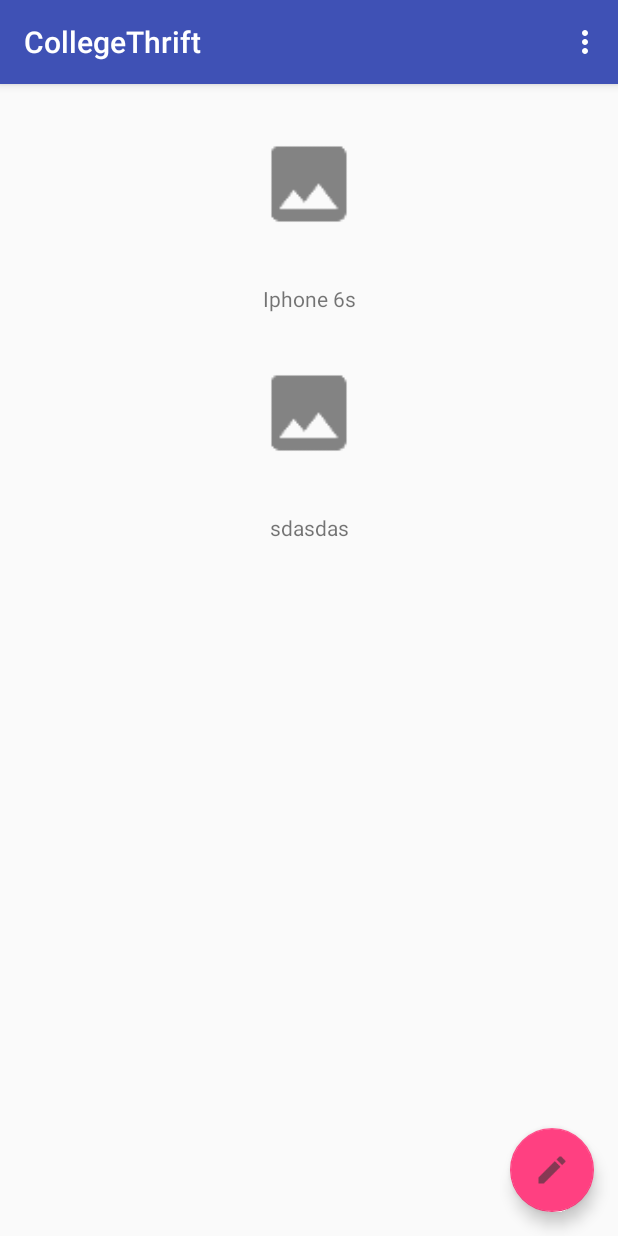
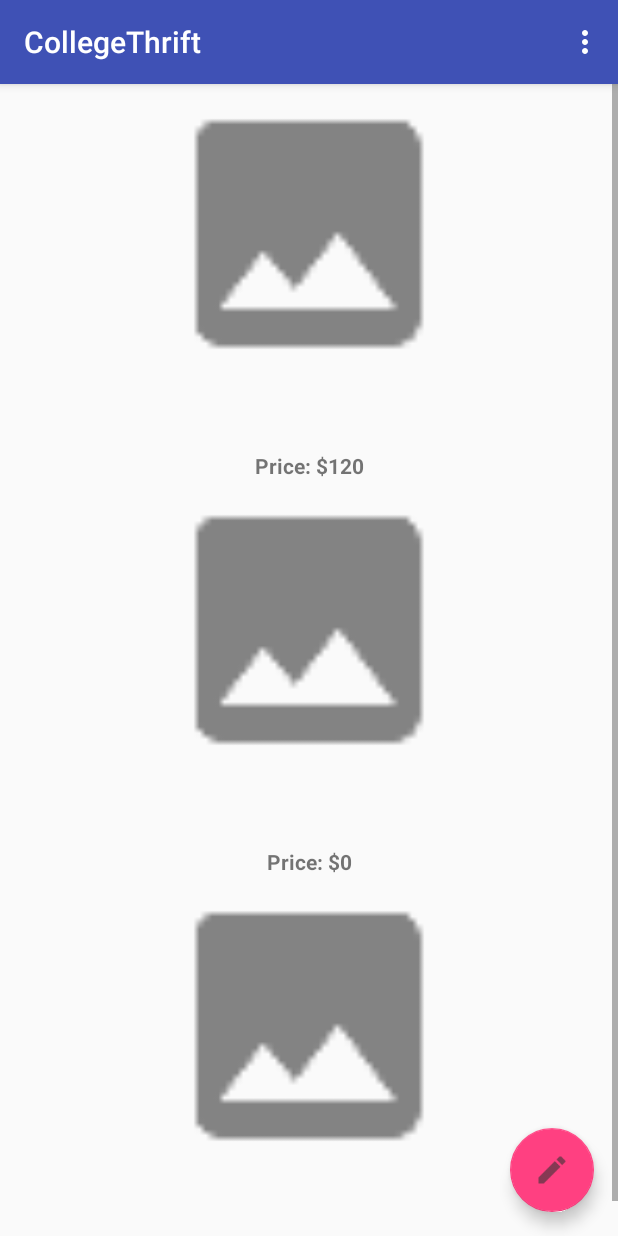
Before and after one commit to Kalyanranjan/CollegeThrift, an Android app: the ViewListingsActivityFragment screen opened directly, with no data from a screen before it, on a phone screen of 412 x 824 dp. Run offline under Robolectric (Android 15) with nearby library versions, the phone set to English and light mode, and no system bars; our stand-ins replace Firebase (no records; nobody signed in at launch, a user with empty details on screens opened directly).

Commit message:
Refine Listing Model and Adapter

```diff
--- a/code/CollegeThrift/app/src/main/java/com/krparajuli/collegethrift/Activity/ViewListingsActivityFragment.java
+++ b/code/CollegeThrift/app/src/main/java/com/krparajuli/collegethrift/Activity/ViewListingsActivityFragment.java
@@ -124,9 +124,18 @@ public class ViewListingsActivityFragment extends Fragment {
                 "0",
                 "asdasdasd");
         dataSet.add(tm);
+
+
+        Listing sm = new Listing(
+                "Monitor",
+                "Third Listing",
+                true,
+                false,
+                false,
+                "40",
+                "ME2"
+        );
+        dataSet.add(sm);
     }
 
-    public void getListings() {
-
-    }
 }
--- a/code/CollegeThrift/app/src/main/java/com/krparajuli/collegethrift/Model/ListingsAdapter.java
+++ b/code/CollegeThrift/app/src/main/java/com/krparajuli/collegethrift/Model/ListingsAdapter.java
@@ -13,6 +13,8 @@ import android.widget.TextView;
 
 import com.krparajuli.collegethrift.Model.Listing;
 import com.krparajuli.collegethrift.R;
+
+import org.w3c.dom.Text;
 
 import java.util.ArrayList;
 
@@ -30,6 +32,10 @@ public class ListingsAdapter extends ArrayAdapter<Listing> implements View.OnCli
     private static class ViewHolder {
         ImageView listingThumbnail;
         TextView listingTitle;
+        TextView listingSale;
+        TextView listingTrade;
+        TextView listingGiveaway;
+        TextView listingPrice;
     }
 
     public ListingsAdapter(ArrayList<Listing> data, Context context) {
@@ -62,6 +68,10 @@ public class ListingsAdapter extends ArrayAdapter<Listing> implements View.OnCli
             convertView = inflater.inflate(R.layout.listing_item, parent, false);
 
             viewHolder.listingTitle = (TextView) convertView.findViewById(R.id.vlw_title);
+            viewHolder.listingSale = (TextView) convertView.findViewById(R.id.vlw_sale);
+            viewHolder.listingTrade = (TextView) convertView.findViewById(R.id.vlw_trade);
+            viewHolder.listingGiveaway = (TextView) convertView.findViewById(R.id.vlw_giveaway);
+            viewHolder.listingPrice = (TextView) convertView.findViewById(R.id.vlw_price);
 
             result = convertView;
             convertView.setTag(viewHolder);
@@ -75,6 +85,10 @@ public class ListingsAdapter extends ArrayAdapter<Listing> implements View.OnCli
         lastPosition = position;
 
         viewHolder.listingTitle.setText(listing.getTitle());
+//        viewHolder.listingSale.setText(listing.isSale() ? "Sale" :"");
+        viewHolder.listingTrade.setText(listing.isTrade() ? "Trade" : "");
+        viewHolder.listingGiveaway.setText(listing.isGiveaway() ? "Giveaway" : "");
+        viewHolder.listingPrice.setText("Price: $" + listing.getPrice());
         return convertView;
     }
 }
--- a/code/CollegeThrift/app/src/main/res/layout/activity_sign_up.xml
+++ b/code/CollegeThrift/app/src/main/res/layout/activity_sign_up.xml
@@ -105,14 +105,14 @@
                 android:text="Sign Up / Register"
                 android:textStyle="bold" />
 
-            <Button
-                android:id="@+id/su_sign_in_button"
-                style="?android:textAppearanceSmall"
-                android:layout_width="match_parent"
-                android:layout_height="wrap_content"
-                android:layout_marginTop="16dp"
-                android:text="Sign In"
-                android:textStyle="bold" />
+            <!--<Button-->
+                <!--android:id="@+id/su_sign_in_button"-->
+                <!--style="?android:textAppearanceSmall"-->
+                <!--android:layout_width="match_parent"-->
+                <!--android:layout_height="wrap_content"-->
+                <!--android:layout_marginTop="16dp"-->
+                <!--android:text="Sign In"-->
+                <!--android:textStyle="bold" />-->
 
         </LinearLayout>
     </ScrollView>
--- a/code/CollegeThrift/app/src/main/res/layout/listing_item.xml
+++ b/code/CollegeThrift/app/src/main/res/layout/listing_item.xml
@@ -2,15 +2,19 @@
 <android.support.constraint.ConstraintLayout xmlns:android="http://schemas.android.com/apk/res/android"
     xmlns:app="http://schemas.android.com/apk/res-auto"
     xmlns:tools="http://schemas.android.com/tools"
-    android:layout_width="wrap_content"
+    android:layout_width="500px"
     android:layout_height="wrap_content"
+
+    android:layout_margin="10dp"
+    android:layout_marginBottom="20dp"
     tools:context="com.krparajuli.collegethrift.Activity.CreateListingsActivity">
+    <!--android:background="@color/listing_background"-->
 
 
     <ImageView
         android:id="@+id/vlw_image"
-        android:layout_width="100px"
-        android:layout_height="200px"
+        android:layout_width="300px"
+        android:layout_height="300px"
 
         android:src="@drawable/ic_image"
 
@@ -19,13 +23,70 @@
         app:layout_constraintEnd_toEndOf="parent"
         app:layout_constraintStart_toStartOf="parent" />
 
+
     <TextView
         android:id="@+id/vlw_title"
         android:layout_width="wrap_content"
         android:layout_height="wrap_content"
 
-        android:text="DUMMY TEXT"
-        app:layout_constraintLeft_toLeftOf="parent"
-        app:layout_constraintRight_toRightOf="parent"
+        android:text="Microsoft Surface"
+        android:textAlignment="center"
+        android:textSize="15dp"
+
+        android:textStyle="bold"
+        app:layout_constraintLeft_toRightOf="parent"
+        app:layout_constraintRight_toLeftOf="parent"
         app:layout_constraintTop_toBottomOf="@+id/vlw_image" />
+
+    <LinearLayout
+        android:id="@+id/vlw_stglayout"
+        android:layout_width="wrap_content"
+        android:layout_height="wrap_content"
+        android:layout_marginRight="16dp"
+        android:orientation="horizontal"
+        app:layout_constraintRight_toLeftOf="parent"
+        app:layout_constraintLeft_toRightOf="parent"
+        app:layout_constraintTop_toBottomOf="@+id/vlw_title"
+
+        tools:layout_editor_absoluteX="109dp"
+        tools:layout_editor_absoluteY="134dp">
+
+        <TextView
+            android:id="@+id/vlw_sale"
+            android:layout_width="wrap_content"
+            android:layout_height="wrap_content"
+            android:padding="2dp"
+
+            android:text="Sale" />
+
+
+        <TextView
+            android:id="@+id/vlw_trade"
+            android:layout_width="wrap_content"
+            android:layout_height="wrap_content"
+            android:padding="1dp"
+
+            android:text="Trade" />
+
+        <TextView
+            android:id="@+id/vlw_giveaway"
+            android:layout_width="wrap_content"
+            android:layout_height="wrap_content"
+            android:padding="1dp"
+
+            android:text="Giveaway" />
+    </LinearLayout>
+
+    <TextView
+        android:id="@+id/vlw_price"
+        android:layout_width="match_parent"
+        android:layout_height="wrap_content"
+
+        android:text="Price: N/A"
+        android:textAlignment="center"
+
+        android:textStyle="bold"
+        app:layout_constraintLeft_toRightOf="parent"
+        app:layout_constraintTop_toBottomOf="@+id/vlw_stglayout" />
+
 </android.support.constraint.ConstraintLayout>
--- a/code/CollegeThrift/app/src/main/res/values/colors.xml
+++ b/code/CollegeThrift/app/src/main/res/values/colors.xml
@@ -5,4 +5,6 @@
     <color name="colorAccent">#FF4081</color>
 
     <color name="black_overlay">#66000000</color>
+
+    <color name="listing_background">#DDDDDD</color>
 </resources>
```
